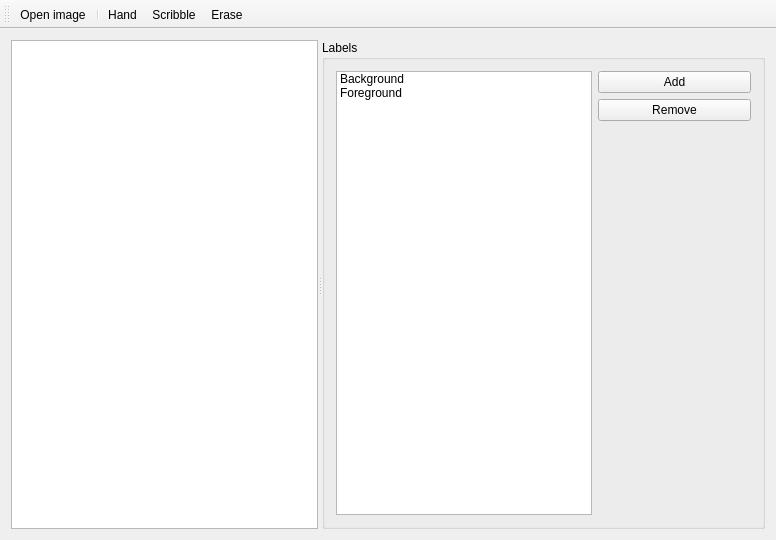
Above: mainwindow.ui from alexshtf/MachineLearningCourseProject before the change. Below: the same form after it.
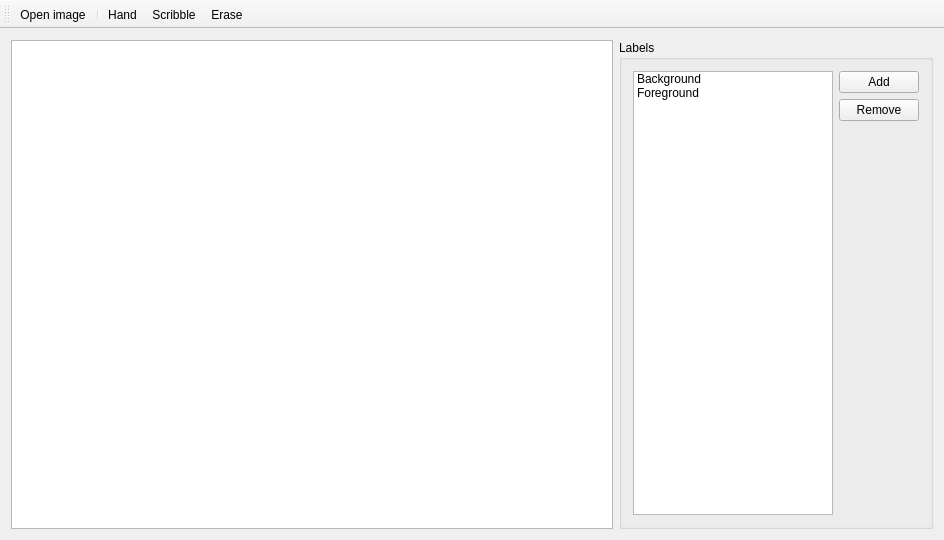
That is the form after the change.

Commit message: Fixed layout problem in main window.

Diff of the .ui file:
```diff
--- a/mainwindow.ui
+++ b/mainwindow.ui
@@ -6,7 +6,7 @@
    <rect>
     <x>0</x>
     <y>0</y>
-    <width>776</width>
+    <width>944</width>
     <height>540</height>
    </rect>
   </property>
@@ -16,10 +16,6 @@
   <widget class="QWidget" name="centralWidget">
    <layout class="QHBoxLayout" name="horizontalLayout_2">
     <item>
-     <widget class="QSplitter" name="splitter">
-      <property name="orientation">
-       <enum>Qt::Horizontal</enum>
-      </property>
       <widget class="QGraphicsView" name="graphicsView">
        <property name="sizePolicy">
         <sizepolicy hsizetype="Expanding" vsizetype="Expanding">
@@ -28,9 +24,11 @@
         </sizepolicy>
        </property>
       </widget>
+    </item>
+    <item>
       <widget class="QGroupBox" name="groupBox">
        <property name="sizePolicy">
-        <sizepolicy hsizetype="Maximum" vsizetype="Expanding">
+       <sizepolicy hsizetype="Preferred" vsizetype="Expanding">
          <horstretch>0</horstretch>
          <verstretch>0</verstretch>
         </sizepolicy>
@@ -38,6 +36,8 @@
        <property name="title">
         <string>Labels</string>
        </property>
+      <layout class="QHBoxLayout" name="horizontalLayout_3">
+       <item>
        <layout class="QHBoxLayout" name="horizontalLayout">
         <item>
          <widget class="QListWidget" name="listWidget">
@@ -47,6 +47,12 @@
             <verstretch>0</verstretch>
            </sizepolicy>
           </property>
+           <property name="maximumSize">
+            <size>
+             <width>200</width>
+             <height>16777215</height>
+            </size>
+           </property>
           <item>
            <property name="text">
             <string>Background</string>
@@ -69,6 +75,12 @@
               <verstretch>0</verstretch>
              </sizepolicy>
             </property>
+             <property name="maximumSize">
+              <size>
+               <width>100</width>
+               <height>16777215</height>
+              </size>
+             </property>
             <property name="text">
              <string>Add</string>
             </property>
@@ -82,6 +94,12 @@
               <verstretch>0</verstretch>
              </sizepolicy>
             </property>
+             <property name="maximumSize">
+              <size>
+               <width>100</width>
+               <height>16777215</height>
+              </size>
+             </property>
             <property name="text">
              <string>Remove</string>
             </property>
@@ -92,9 +110,6 @@
             <property name="orientation">
              <enum>Qt::Vertical</enum>
             </property>
-            <property name="sizeType">
-             <enum>QSizePolicy::Expanding</enum>
-            </property>
             <property name="sizeHint" stdset="0">
              <size>
               <width>20</width>
@@ -106,7 +121,8 @@
          </layout>
         </item>
        </layout>
-      </widget>
+       </item>
+      </layout>
      </widget>
     </item>
    </layout>
```
Lines whose indentation alone changed are shown as unchanged.
